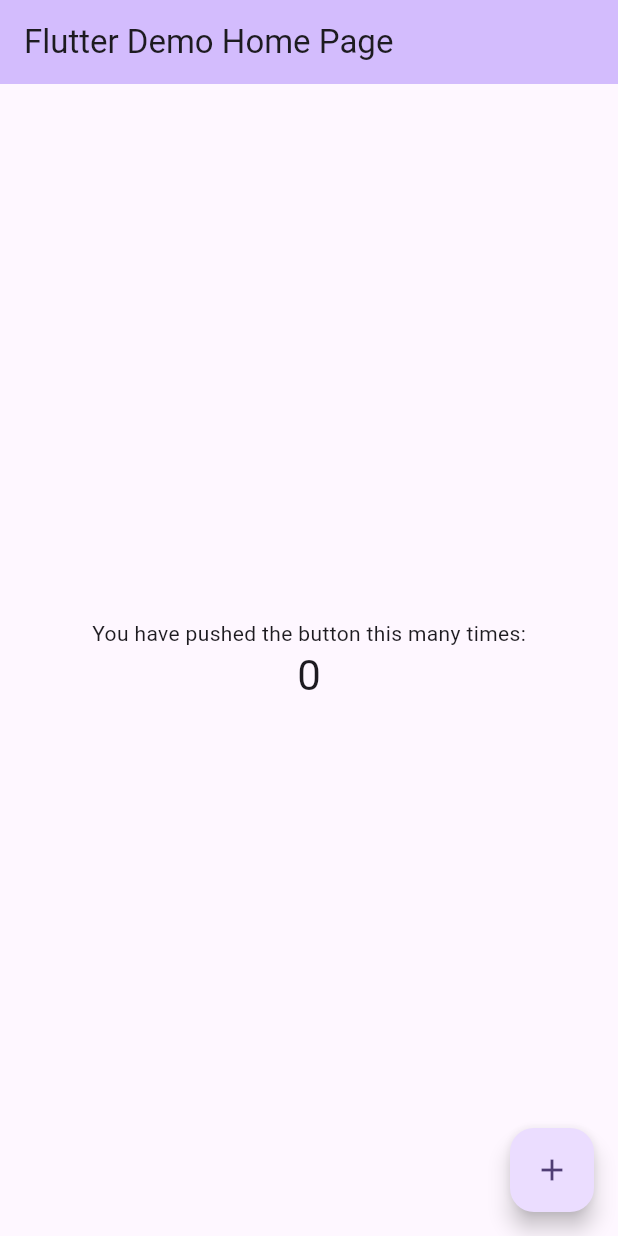
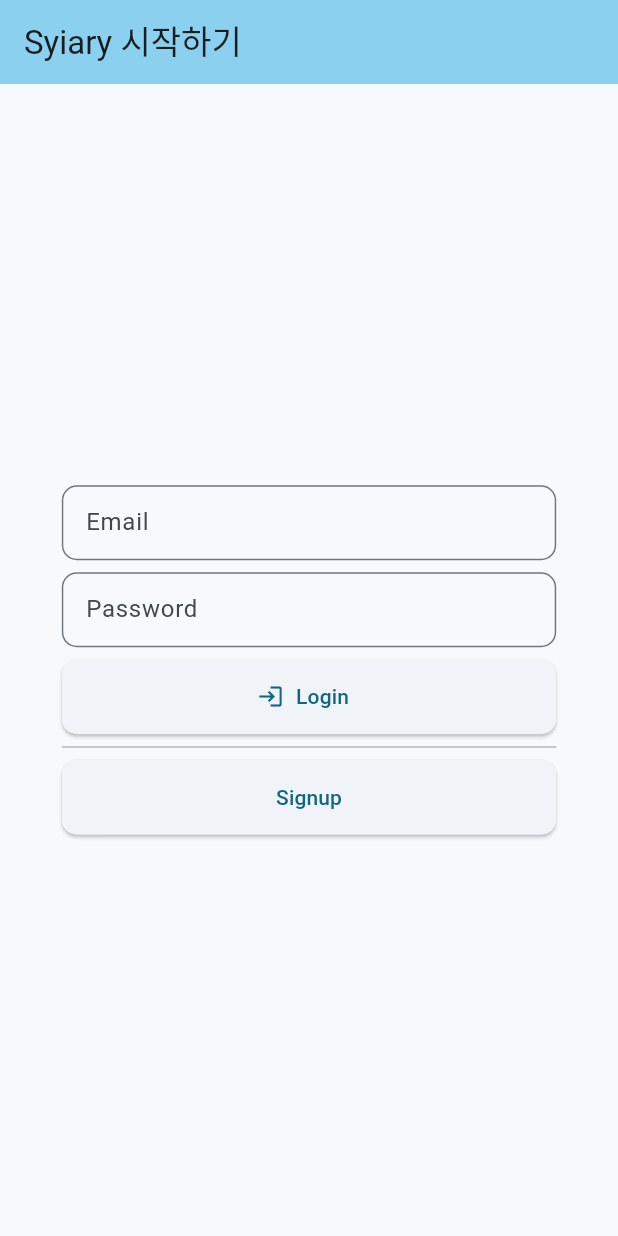
Before and after one commit to Potato-Y/syiary_client, a Flutter app: the screen it shows after launch, on a phone screen of 412 x 824 dp. Run offline on Flutter 3.47's test engine with Material 2 defaults, Android fonts, the light colour scheme and no system bars; our stand-ins replace hive_flutter; accounts and stored records are empty.

Commit message:
toast 라이브러리 추가, 로그인 폼 추가

```diff
--- a/lib/main.dart
+++ b/lib/main.dart
@@ -1,7 +1,64 @@
 import 'package:flutter/material.dart';
+import 'package:flutter/services.dart';
+import 'package:hive_flutter/hive_flutter.dart';
+import 'package:provider/provider.dart';
+import 'package:syiary_client/models/user_info.dart';
+import 'package:syiary_client/screens/login_screen.dart';
 
-void main() {
-  runApp(const MyApp());
+void main(List<String> args) async {
+  /// Android 플랫폼에서 상단 바를 투명하게 수정
+  SystemChrome.setSystemUIOverlayStyle(
+    SystemUiOverlayStyle.dark.copyWith(
+      statusBarBrightness: Brightness.light,
+      statusBarColor: Colors.transparent,
+
+      /// 안드로이드 플랫폼에서 네비게이션 바의 배경 색을 설정
+      systemNavigationBarColor: Colors.white,
+    ),
+  );
+
+  /// 앱 파일의 유요한 디렉터리로 Hive 초기화
+  await Hive.initFlutter();
+
+  await Hive.openBox('app');
+
+  runApp(MultiProvider(
+    providers: [
+      ChangeNotifierProvider(
+        create: (_) => UserInfo(),
+      )
+    ],
+    child: const App(),
+  ));
+}
+
+class App extends StatelessWidget {
+  const App({super.key});
+
+  @override
+  Widget build(BuildContext context) {
+    final box = Hive.box('app');
+    bool accountStatus = false; // 계정 접근 상태를 나타냄
+    String? accessToken = box.get('accessToken');
+    String? refreshToken = box.get('refreshToken');
+
+    if (accessToken != null && refreshToken != null) {
+      /// db에 token 정보가 있을 경우 계정 정보가 있으므로 status를 true로 변경한다.
+      debugPrint('accessToken: $accessToken\nrefreshToken: $refreshToken');
+      accountStatus = true;
+    }
+
+    return MaterialApp(
+      title: 'Syiary',
+      theme: ThemeData(
+        colorScheme: ColorScheme.fromSeed(seedColor: Colors.blueGrey),
+        useMaterial3: true,
+      ),
+      home: accountStatus
+          ? const MyHomePage(title: 'Flutter Demo Home Page')
+          : LoginScreen(),
+    );
+  }
 }
 
 class MyApp extends StatelessWidget {
--- /dev/null
+++ b/lib/models/user_info.dart
@@ -0,0 +1,18 @@
+import 'package:flutter/foundation.dart';
+
+class UserInfo with ChangeNotifier, DiagnosticableTreeMixin {
+  String? _accessToken;
+  String? _refreshToken;
+
+  set setAccessToken(String accessToken) {
+    _accessToken = accessToken;
+  }
+
+  set setRefreshToken(String refreshToken) {
+    _refreshToken = refreshToken;
+  }
+
+  get accessToken => _accessToken;
+
+  get refreshToken => _refreshToken;
+}
--- /dev/null
+++ b/lib/screens/login_screen.dart
@@ -0,0 +1,109 @@
+import 'package:flutter/material.dart';
+
+class LoginScreen extends StatelessWidget {
+  LoginScreen({super.key});
+
+  final idController = TextEditingController();
+  final pwController = TextEditingController();
+
+  @override
+  Widget build(BuildContext context) {
+    final double itemWidth = MediaQuery.of(context).size.width * 0.8;
+    const double itemHeight = 50;
+
+    return Scaffold(
+      appBar: AppBar(
+        backgroundColor: Theme.of(context).colorScheme.inversePrimary,
+        title: const Text('Syiary 시작하기'),
+      ),
+      body: Center(
+        child: Column(
+          mainAxisAlignment: MainAxisAlignment.center,
+          children: [
+            SizedBox(
+              // Email text Field
+              width: itemWidth,
+              height: itemHeight,
+              child: TextField(
+                controller: idController,
+                decoration: InputDecoration(
+                  border: OutlineInputBorder(
+                    borderRadius: BorderRadius.circular(10),
+                  ),
+                  labelText: 'Email',
+                ),
+                textInputAction: TextInputAction.next,
+              ),
+            ),
+            const SizedBox(
+              height: 8,
+            ),
+            SizedBox(
+              // Password Text Field
+              width: itemWidth,
+              height: itemHeight,
+              child: TextField(
+                controller: pwController,
+                obscureText: true,
+                decoration: InputDecoration(
+                  border: OutlineInputBorder(
+                    borderRadius: BorderRadius.circular(10),
+                  ),
+                  labelText: 'Password',
+                ),
+                textInputAction: TextInputAction.done,
+              ),
+            ),
+            const SizedBox(
+              height: 8,
+            ),
+            SizedBox(
+              width: itemWidth,
+              height: itemHeight,
+              child: ElevatedButton.icon(
+                onPressed: () {},
+                style: ButtonStyle(
+                  shape: MaterialStateProperty.all(
+                    RoundedRectangleBorder(
+                      borderRadius: BorderRadius.circular(10),
+                    ),
+                  ),
+                ),
+                icon: const Icon(Icons.login),
+                label: const Text('Login'),
+              ),
+            ),
+            const SizedBox(
+              height: 8,
+            ),
+            SizedBox(
+              width: itemWidth,
+              height: 1,
+              child: Container(
+                color: Colors.black26,
+              ),
+            ),
+            const SizedBox(
+              height: 8,
+            ),
+            SizedBox(
+              width: itemWidth,
+              height: itemHeight,
+              child: ElevatedButton(
+                onPressed: () {},
+                style: ButtonStyle(
+                  shape: MaterialStateProperty.all(
+                    RoundedRectangleBorder(
+                      borderRadius: BorderRadius.circular(10),
+                    ),
+                  ),
+                ),
+                child: const Text('Signup'),
+              ),
+            ),
+          ],
+        ),
+      ),
+    );
+  }
+}
--- a/pubspec.yaml
+++ b/pubspec.yaml
@@ -39,6 +39,7 @@ dependencies:
   hive_flutter: ^1.1.0
   provider: ^6.0.5
   http: ^1.1.0
+  fluttertoast: ^8.2.2
 
 dev_dependencies:
   flutter_test:
```
Also changed, not shown: pubspec.lock, 3 other files.
